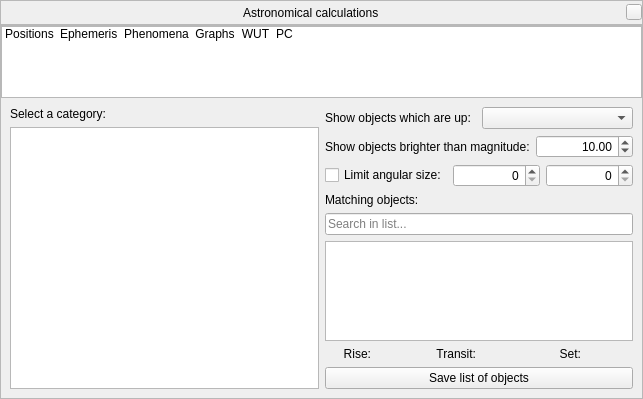
The window that src/gui/astroCalcDialog.ui (519984307/stellarium_src) describes before a commit, drawn with Qt 5.
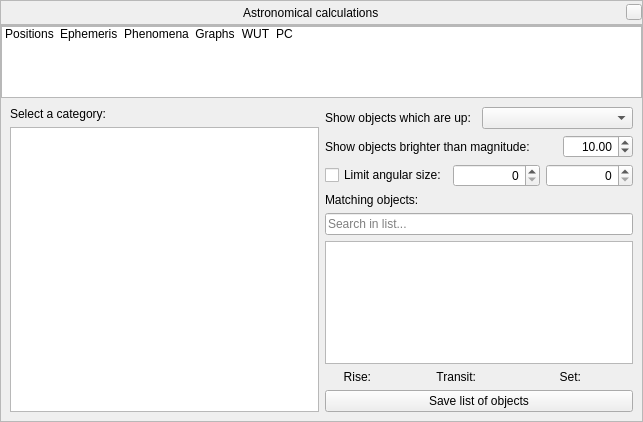
The same window after the commit. The open tabs and pages were chosen to show the change. Icons and pictures are not drawn. Custom widgets are drawn as their Qt base class.

Commit message: Extract new lines for translation and set limit for size of input boxes in AstroCalc/WUT tool

```diff
--- a/src/gui/astroCalcDialog.ui
+++ b/src/gui/astroCalcDialog.ui
@@ -7,7 +7,7 @@
     <x>0</x>
     <y>0</y>
     <width>643</width>
-    <height>399</height>
+    <height>422</height>
    </rect>
   </property>
   <layout class="QVBoxLayout" name="verticalLayout">
@@ -1235,6 +1235,12 @@
             </item>
             <item>
              <widget class="QDoubleSpinBox" name="wutMagnitudeDoubleSpinBox">
+              <property name="maximumSize">
+               <size>
+                <width>70</width>
+                <height>16777215</height>
+               </size>
+              </property>
               <property name="alignment">
                <set>Qt::AlignRight|Qt::AlignTrailing|Qt::AlignVCenter</set>
               </property>
```
Left out of the diff: 12 changed lines with no effect on the pictures.
